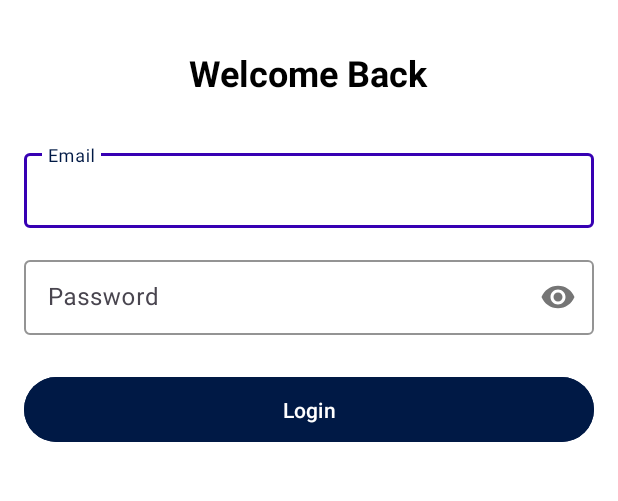
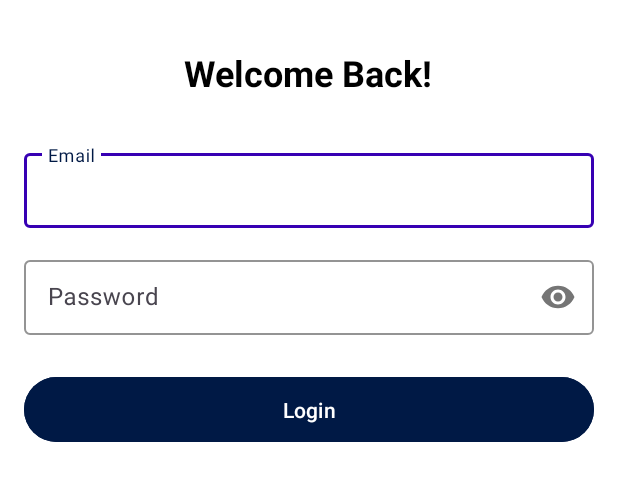
Before and after one commit to yanto1996/CS5520-Final-Project, an Android app: the LoginActivity screen opened directly, with no data from a screen before it, on a phone screen of 412 x 824 dp, the part 174-675 px from its top. Run offline under Robolectric (Android 15) with nearby library versions, the phone set to English and light mode, and no system bars.

Commit message:
minor aethetic changes

```diff
--- a/app/src/main/res/layout/activity_login.xml
+++ b/app/src/main/res/layout/activity_login.xml
@@ -19,7 +19,7 @@
         android:layout_height="wrap_content"
         android:layout_gravity="center"
         android:layout_marginBottom="32dp"
-        android:text="Welcome Back"
+        android:text="Welcome Back!"
         android:textColor="@color/black"
         android:textSize="24sp"
         android:textStyle="bold" />
```
